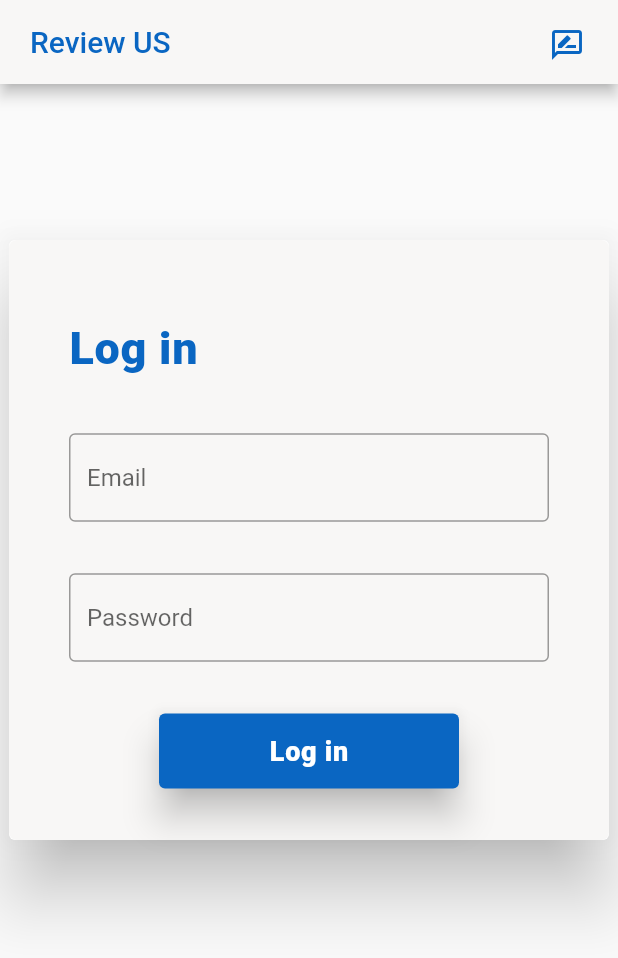
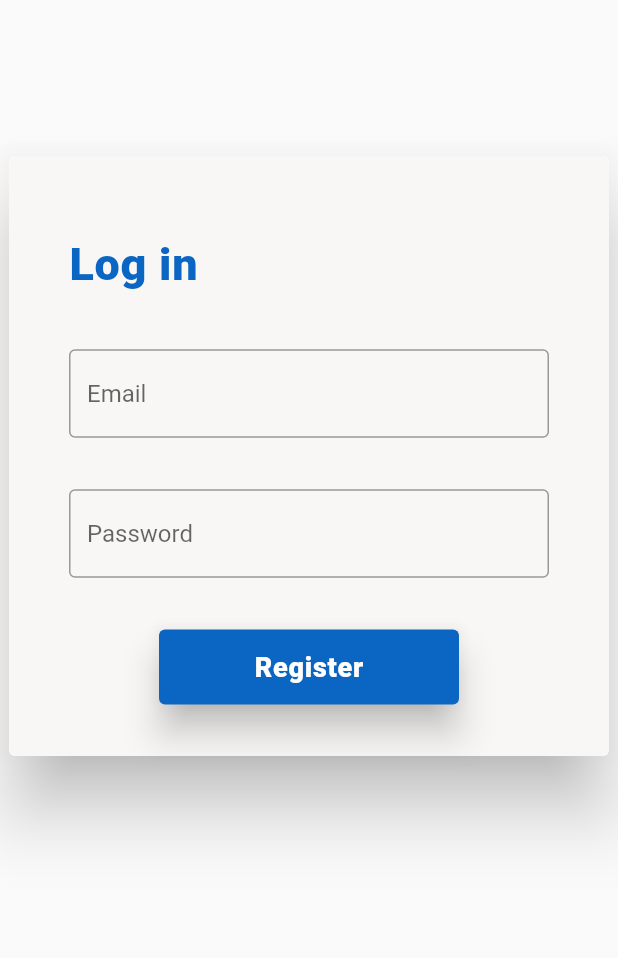
Before and after one commit to tahaaslam1/review_web_app, a Flutter app: the screen it shows after launch, after a tap on "Go to Login Page", on a phone screen of 412 x 824 dp. Shown: the top 958 px of the screen. Run offline on Flutter 3.47's test engine with Material 2 defaults, Android fonts, the phone set to English and light mode, and no system bars; our stand-ins replace dropdown_search, form_field_validator; network calls fail; Roboto replaces fonts that are missing (Anton).

Commit message:
login api integrated
integration is competed, needs to handle the error

```diff
--- a/lib/presentation/pages/login_page/login_page.dart
+++ b/lib/presentation/pages/login_page/login_page.dart
@@ -2,6 +2,8 @@
 // import 'package:raiting_app/loginPage.dart';
 import 'package:flutter/material.dart';
 import 'package:provider/provider.dart';
+import 'package:review_web_app/business_logic/providers/hrUserprovider.dart';
+import 'package:review_web_app/presentation/pages/home_page/home_page.dart';
 
 class LoginPage extends StatefulWidget {
   static const String route = 'Log-in-Page';
@@ -31,35 +33,6 @@ class _LoginPageState extends State<LoginPage> {
   @override
   Widget build(BuildContext context) {
     return Scaffold(
-      appBar: AppBar(
-        backgroundColor: const Color.fromARGB(255, 248, 247, 246),
-        actions: [
-          Row(
-            children: [
-              Padding(
-                padding: const EdgeInsets.all(10),
-                child: IconButton(
-                  tooltip: "read review",
-                  onPressed: () async {},
-                  icon: const Icon(
-                    Icons.rate_review_outlined,
-                    color: Color(0xff0A66C2),
-                  ),
-                ),
-              ),
-            ],
-          ),
-        ],
-        automaticallyImplyLeading: false,
-        titleSpacing: 20,
-        title: const Text(
-          "Review US",
-          style: TextStyle(
-            color: Color(0xff0A66C2),
-            fontFamily: 'Anton',
-          ),
-        ),
-      ),
       body: SingleChildScrollView(
         child: Column(
           mainAxisAlignment: MainAxisAlignment.center,
@@ -71,7 +44,9 @@ class _LoginPageState extends State<LoginPage> {
             Center(
               child: Card(
                 elevation: 20,
-                child: Container(
+                child: Consumer<HrProvider>(
+                  builder: (context, provider, _) {
+                    return Container(
                       height: 400,
                       width: 400,
                       decoration: const BoxDecoration(
@@ -99,7 +74,8 @@ class _LoginPageState extends State<LoginPage> {
                             padding: const EdgeInsets.only(left: 40, right: 40),
                             child: TextField(
                               decoration: const InputDecoration(
-                              border: OutlineInputBorder(), hintText: 'Email'),
+                                  border: OutlineInputBorder(),
+                                  hintText: 'Email'),
                               controller: emailController,
                             ),
                           ),
@@ -118,16 +94,27 @@ class _LoginPageState extends State<LoginPage> {
                               height: 50,
                               width: 200,
                               child: ElevatedButton(
-                            onPressed: () {
-                              // _tryLogin(emailController.text,
-                              //     passwordController.text);
+                                onPressed: () async {
+                                  await context.read<HrProvider>().tryLogin(
+                                      emailController.text,
+                                      passwordController.text);
+                                  if (provider.hasError) {
+                                    _failSnackbar('email already registered');
+                                  } else {
+                                    Navigator.push(
+                                      context,
+                                      MaterialPageRoute(
+                                        builder: (context) => HomePage(),
+                                      ),
+                                    );
+                                  }
                                 },
                                 style: ElevatedButton.styleFrom(
                                   backgroundColor: const Color(0xff0A66C2),
                                   elevation: 10,
                                 ),
                                 child: const Text(
-                              "Log in",
+                                  "Register",
                                   style: TextStyle(
                                     fontSize: 18.0,
                                     fontWeight: FontWeight.w900,
@@ -139,6 +126,8 @@ class _LoginPageState extends State<LoginPage> {
                           )
                         ],
                       ),
+                    );
+                  },
                 ),
               ),
             ),
```
Also changed, not shown: lib/business_logic/providers/hrUserprovider.dart (+11 -8 lines), lib/data/repositories/hr_repository/hr_repository.dart (+17 -0 lines). Lines whose indentation alone changed are shown as unchanged.
